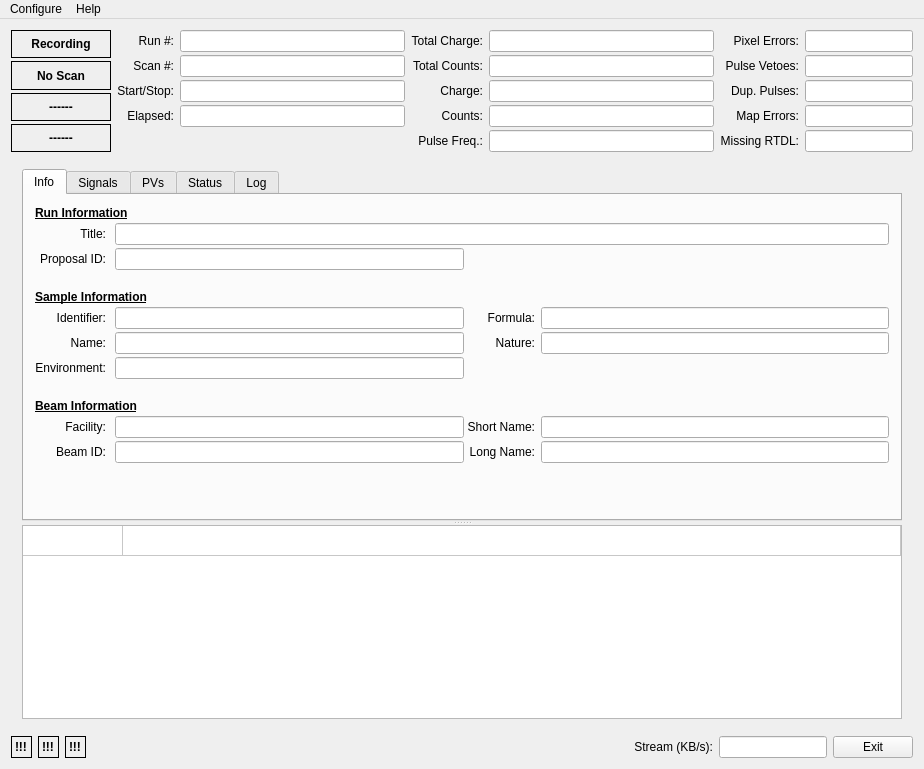
Before: the Qt Designer form dasmon/client/MainWindow.ui in ADARA-Neutrons/adara, drawn with Qt 5.
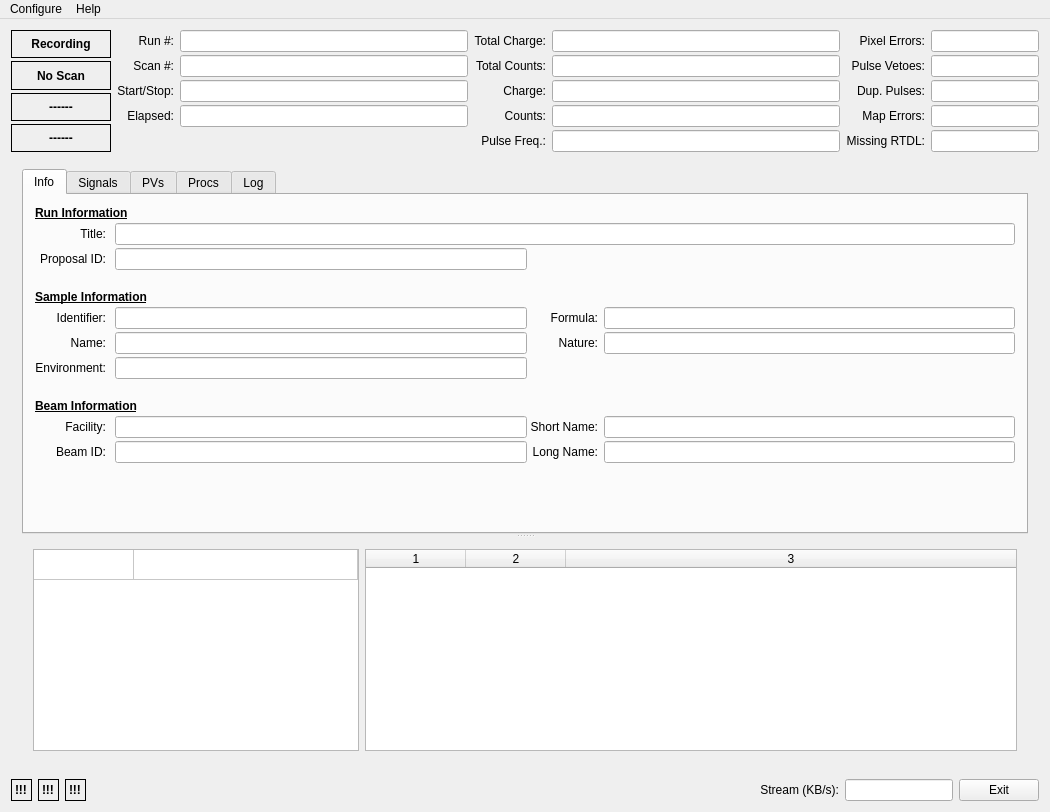
After: the same form once the commit is applied.

What changed in the file:
```diff
--- a/dasmon/client/MainWindow.ui
+++ b/dasmon/client/MainWindow.ui
@@ -6,8 +6,8 @@
    <rect>
     <x>0</x>
     <y>0</y>
-    <width>924</width>
-    <height>769</height>
+    <width>1050</width>
+    <height>812</height>
    </rect>
   </property>
   <property name="windowTitle">
@@ -743,7 +743,7 @@
           </widget>
           <widget class="QWidget" name="statusTab">
            <attribute name="title">
-            <string>Status</string>
+            <string>Procs</string>
            </attribute>
            <layout class="QHBoxLayout" name="horizontalLayout_7">
             <item>
@@ -788,6 +788,9 @@
            </layout>
           </widget>
          </widget>
+         <widget class="QWidget" name="">
+          <layout class="QHBoxLayout" name="horizontalLayout_3" stretch="1,2">
+           <item>
          <widget class="QTableWidget" name="monitorTable">
           <property name="enabled">
            <bool>true</bool>
@@ -849,6 +852,25 @@
            </property>
           </column>
          </widget>
+           </item>
+           <item>
+            <widget class="QTableWidget" name="transTable">
+             <property name="columnCount">
+              <number>3</number>
+             </property>
+             <attribute name="horizontalHeaderStretchLastSection">
+              <bool>true</bool>
+             </attribute>
+             <attribute name="verticalHeaderVisible">
+              <bool>false</bool>
+             </attribute>
+             <column/>
+             <column/>
+             <column/>
+            </widget>
+           </item>
+          </layout>
+         </widget>
         </widget>
        </item>
       </layout>
@@ -956,7 +978,7 @@
     <rect>
      <x>0</x>
      <y>0</y>
-     <width>924</width>
+     <width>1050</width>
      <height>25</height>
     </rect>
    </property>
```
Left out of the diff: 2 changed lines with no effect on the pictures. Lines whose indentation alone changed are shown as unchanged.
